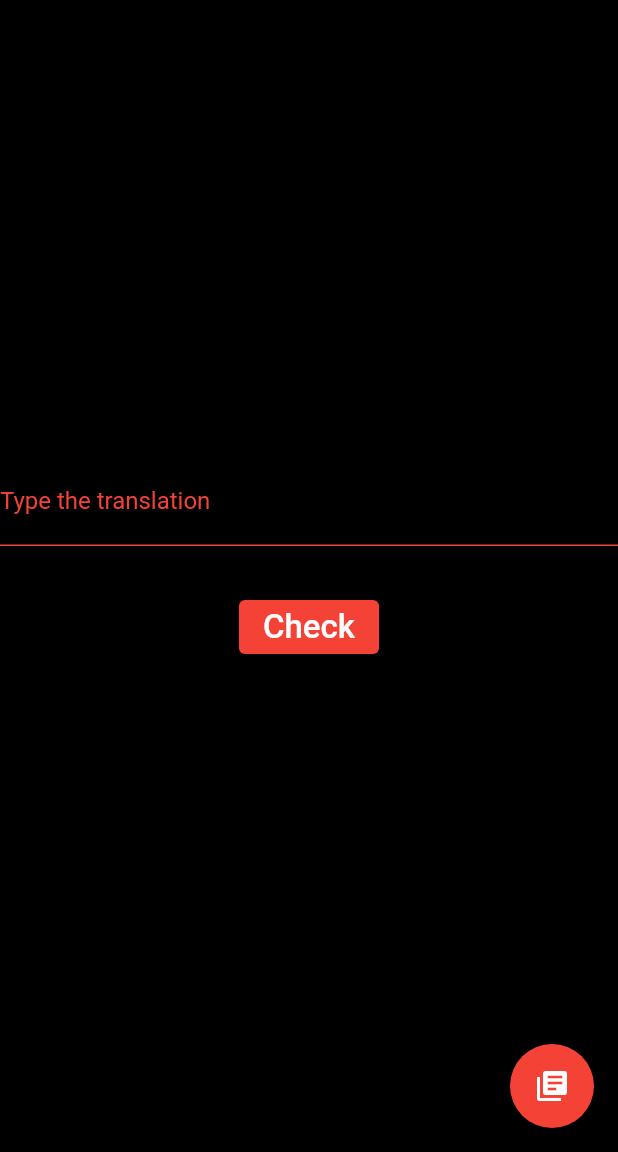
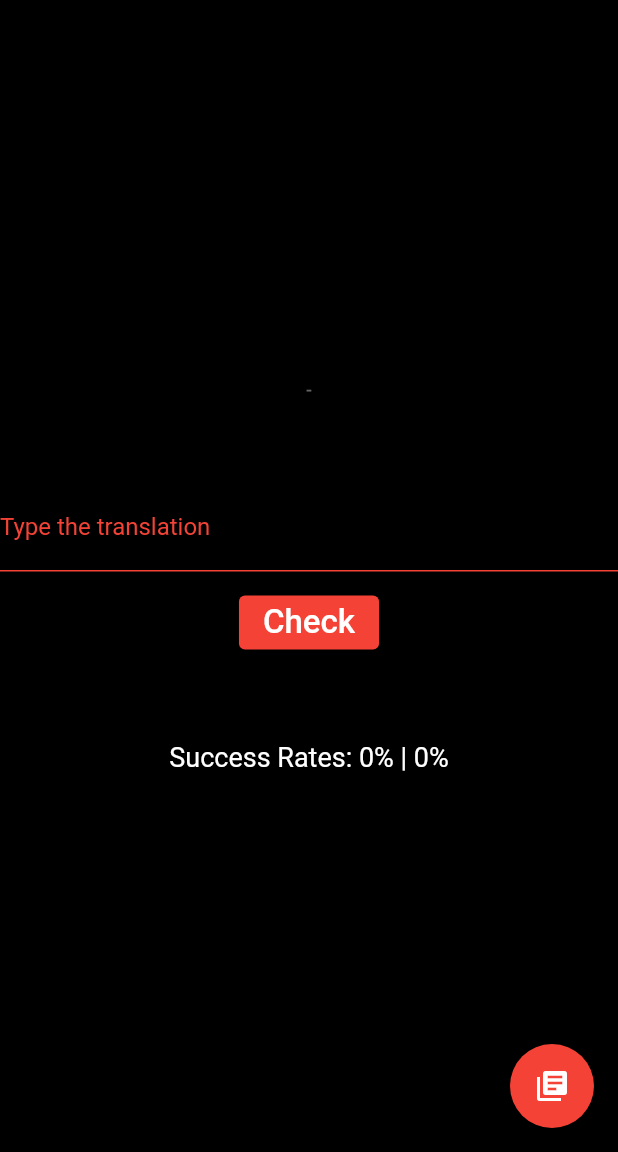
Before and after one commit to psimatis/CanCanto, a Flutter app: the QuizScreen screen opened by its route, on a phone screen of 412 x 824 dp, the part 84-1236 px from its top. Run offline on Flutter 3.47's test engine with Material 2 defaults, Android fonts, the phone set to English and light mode, and no system bars; our stand-ins replace gradient_widgets, percent_indicator, sqflite; accounts and stored records are empty.

Commit message:
added more stats in details screen, added progress plot, fixed rate bug, added previous phrase

```diff
--- a/lib/Database/phrase.dart
+++ b/lib/Database/phrase.dart
@@ -24,6 +24,11 @@ class Phrase {
     required this.attempts,
     required this.successes,
   });
+
+  int getSuccessRate() {
+    double rate = successes / attempts * 100;
+    return rate.isNaN ? 0 : rate.round();
+  }
 
   Phrase copy({
     int? id,
--- a/lib/Screens/quiz_screen.dart
+++ b/lib/Screens/quiz_screen.dart
@@ -16,7 +16,9 @@ class QuizScreen extends StatefulWidget {
 }
 
 class _QuizScreenState extends State<QuizScreen> {
-  Phrase quizPhrase = Phrase(cantonese: '', english: '', attempts: 0, successes: 0);
+  Phrase quizPhrase =
+      Phrase(cantonese: '', english: '', attempts: 0, successes: 0);
+  Phrase previousPhrase = Phrase(cantonese: '', english: '', attempts: 0, successes: 0);
   TextEditingController userInput = TextEditingController();
   String resultMessage = '';
   int attempts = 0;
@@ -53,7 +55,8 @@ class _QuizScreenState extends State<QuizScreen> {
 
     if (edit(userInput.text) == translation) {
       correctAttempts++;
-      updatedPhrase = updatedPhrase.copy(successes: updatedPhrase.successes + 1);
+      updatedPhrase =
+          updatedPhrase.copy(successes: updatedPhrase.successes + 1);
     } else {
       result = 'Wrong!';
     }
@@ -65,9 +68,9 @@ class _QuizScreenState extends State<QuizScreen> {
     PhrasesDatabase.instance.update(updatedPhrase);
   }
 
-  String getSuccessRate() {
+  int getRunSuccessRate() {
     double rate = correctAttempts / attempts * 100;
-    return rate.isNaN ? '' : 'Success Rate: ${(rate).toStringAsFixed(0)}%';
+    return rate.isNaN ? 0 : rate.round();
   }
 
   @override
@@ -81,6 +84,17 @@ class _QuizScreenState extends State<QuizScreen> {
         child: Column(
           mainAxisAlignment: MainAxisAlignment.center,
           children: [
+
+            Text(
+              '${previousPhrase.cantonese} - ${previousPhrase.english}',
+              style: const TextStyle(
+                fontSize: 12,
+                color: Colors.white38,
+              ),
+            ),
+
+            const SizedBox(height: 10),
+
             Text(
               getTranslationOrder(quizPhrase),
               style: const TextStyle(
@@ -88,16 +102,21 @@ class _QuizScreenState extends State<QuizScreen> {
                 fontWeight: FontWeight.bold,
               ),
             ),
-            const SizedBox(height: 20),
+
+            const SizedBox(height: 10),
+
             TextField(
               controller: userInput,
               decoration: inputTextStyle,
             ),
-            const SizedBox(height: 30),
+
+            const SizedBox(height: 10),
+
             ElevatedButton(
               onPressed: () {
                 checkInput();
                 getNewPhrase();
+                previousPhrase = quizPhrase;
               },
               style: ElevatedButton.styleFrom(
                 primary: Colors.red, // Set the button's background color to red
@@ -109,7 +128,9 @@ class _QuizScreenState extends State<QuizScreen> {
                 ),
               ),
             ),
+
             const SizedBox(height: 10),
+
             Text(
               resultMessage,
               style: TextStyle(
@@ -117,9 +138,11 @@ class _QuizScreenState extends State<QuizScreen> {
                 color: resultMessage == 'Correct!' ? Colors.green : Colors.red,
               ),
             ),
+
             const SizedBox(height: 10),
+
             Text(
-              getSuccessRate(),
+              'Success Rates: ${getRunSuccessRate()}% | ${quizPhrase.getSuccessRate()}%',
               style: const TextStyle(
                 fontSize: 18,
               ),
@@ -127,6 +150,7 @@ class _QuizScreenState extends State<QuizScreen> {
           ],
         ),
       ),
+
       floatingActionButton: FloatingActionButton(
         onPressed: () {
           Navigator.pushNamed(context, VocabularyScreen.id);
--- a/pubspec.yaml
+++ b/pubspec.yaml
@@ -14,6 +14,8 @@ dependencies:
   sqflite: ^2.0.0+3
   path: ^1.8.3
   flutter_staggered_grid_view: ^0.7.0
+  percent_indicator: ^4.0.1
+  gradient_widgets: ^0.6.0
 
 dev_dependencies:
   flutter_test:
```
Also changed, not shown: lib/Screens/phrase_detail_screen.dart (+27 -18 lines), lib/constants.dart (+27 -0 lines), 1 other file.
